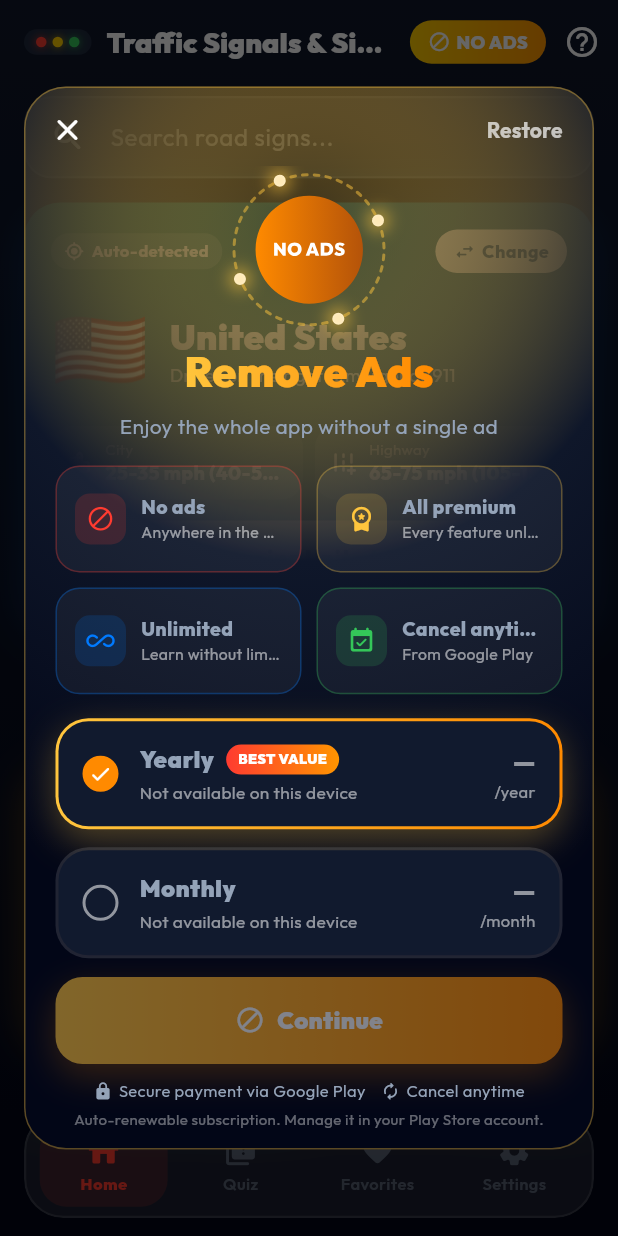
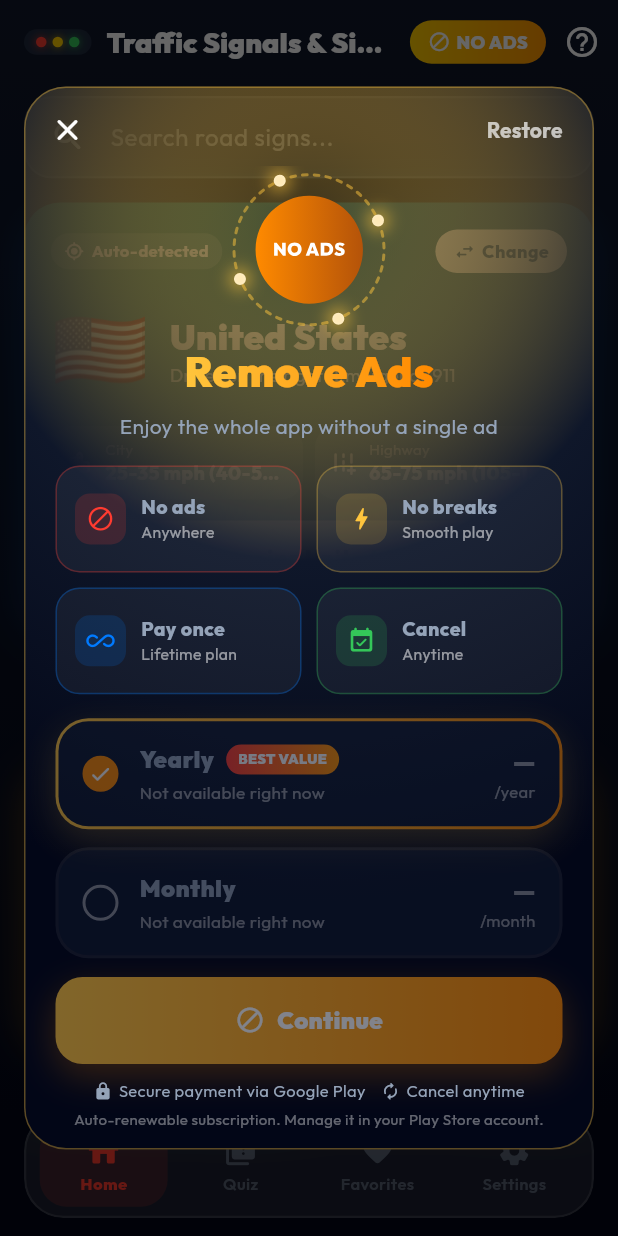
Before and after one commit to andsayem/Traffic-Signals-OffsApps, a Flutter app: the screen it shows after launch, after a tap on "Skip", after a tap on "NO ADS", on a phone screen of 412 x 824 dp. Run offline on Flutter 3.47's test engine with Material 3 defaults, Android fonts, the phone set to English and light mode, and no system bars; our stand-ins replace google_fonts, google_mobile_ads, in_app_purchase, share_plus, shared_preferences, upgrader; missing offline and left inert: in_app_purchase_android; network calls fail; statements that could not run were skipped.

Commit message:
Add lifetime remove-ads purchase and bump to 1.1.6+19
- Sell Remove Ads as monthly/yearly subscriptions plus a one-time
  `lifetime` product; re-check owned purchases with queryPastPurchases
  on every start so ads return when a subscription lapses.
- Paywall: add Lifetime plan card, dim plans Play doesn't return,
  let the badge wrap instead of overlapping long local prices,
  shorten feature tile text.
- Prefer the subscription base plan (no offer id) when Play returns
  several entries, so the paywall price matches the purchase sheet.
- Optional product logging behind --dart-define=IAP_DEBUG=true
  (off by default).

Co-Authored-By: Claude Opus 5.5 <noreply@anthropic.com>

```diff
--- a/lib/providers/subscription_provider.dart
+++ b/lib/providers/subscription_provider.dart
@@ -33,6 +33,8 @@ class SubscriptionProvider with ChangeNotifier {
       _service.productFor(SubscriptionIds.monthly);
   ProductDetails? get yearlyProduct =>
       _service.productFor(SubscriptionIds.yearly);
+  ProductDetails? get lifetimeProduct =>
+      _service.productFor(SubscriptionIds.lifetime);
 
   Future<void> _init() async {
     await _service.init();
--- a/lib/screens/subscription_screen.dart
+++ b/lib/screens/subscription_screen.dart
@@ -37,27 +37,17 @@ class _SubscriptionScreenState extends State<SubscriptionScreen> {
   bool _hasClosedForSuccess = false;
 
   static const _features = [
+    ('No ads', 'Anywhere', Icons.block_rounded, ThemeConstants.signalRed),
+    ('No breaks', 'Smooth play', Icons.bolt_rounded, _gold),
     (
-      'No ads',
-      'Anywhere in the app',
-      Icons.block_rounded,
-      ThemeConstants.signalRed,
-    ),
-    (
-      'All premium',
-      'Every feature unlocked',
-      Icons.workspace_premium_rounded,
-      _gold,
-    ),
-    (
-      'Unlimited',
-      'Learn without limits',
+      'Pay once',
+      'Lifetime plan',
       Icons.all_inclusive_rounded,
       ThemeConstants.signalBlue,
     ),
     (
-      'Cancel anytime',
-      'From Google Play',
+      'Cancel',
+      'Anytime',
       Icons.event_available_rounded,
       ThemeConstants.signalGreen,
     ),
@@ -197,9 +187,12 @@ class _SubscriptionScreenState extends State<SubscriptionScreen> {
     SubscriptionProvider provider,
     bool isDark,
   ) {
-    final selectedProduct = _selectedPlan == SubscriptionIds.yearly
-        ? provider.yearlyProduct
-        : provider.monthlyProduct;
+    final selectedProduct = switch (_selectedPlan) {
+      SubscriptionIds.yearly => provider.yearlyProduct,
+      SubscriptionIds.lifetime => provider.lifetimeProduct,
+      _ => provider.monthlyProduct,
+    };
+    final isLifetime = _selectedPlan == SubscriptionIds.lifetime;
     final secondary = isDark
         ? ThemeConstants.darkTextSecondary
         : ThemeConstants.lightTextSecondary;
@@ -307,6 +300,22 @@ class _SubscriptionScreenState extends State<SubscriptionScreen> {
                       ),
                     ),
                   ),
+                  const SizedBox(height: 12),
+                  FadeSlideIn(
+                    index: 7,
+                    child: _PlanCard(
+                      label: 'Lifetime',
+                      badge: 'PAY ONCE',
+                      product: provider.lifetimeProduct,
+                      periodSuffix: 'one time',
+                      perMonth: 'No ads forever, no renewals',
+                      selected: _selectedPlan == SubscriptionIds.lifetime,
+                      isDark: isDark,
+                      onTap: () => setState(
+                        () => _selectedPlan = SubscriptionIds.lifetime,
+                      ),
+                    ),
+                  ),
                 ],
 
                 if (provider.error != null) ...[
@@ -354,10 +363,16 @@ class _SubscriptionScreenState extends State<SubscriptionScreen> {
                       style: TextStyle(fontSize: 11, color: secondary),
                     ),
                     const SizedBox(width: 10),
-                    Icon(Icons.autorenew_rounded, size: 13, color: secondary),
+                    Icon(
+                      isLifetime
+                          ? Icons.all_inclusive_rounded
+                          : Icons.autorenew_rounded,
+                      size: 13,
+                      color: secondary,
+                    ),
                     const SizedBox(width: 4),
                     Text(
-                      'Cancel anytime',
+                      isLifetime ? 'One-time payment' : 'Cancel anytime',
                       style: TextStyle(fontSize: 11, color: secondary),
                     ),
                   ],
@@ -365,7 +380,9 @@ class _SubscriptionScreenState extends State<SubscriptionScreen> {
               ),
               const SizedBox(height: 4),
               Text(
-                'Auto-renewable subscription. Manage it in your Play Store account.',
+                isLifetime
+                    ? 'One-time purchase. Ads stay off for good on this Google account.'
+                    : 'Auto-renewable subscription. Manage it in your Play Store account.',
                 textAlign: TextAlign.center,
                 style: TextStyle(
                   fontSize: 10,
@@ -632,7 +649,11 @@ class _PlanCard extends StatelessWidget {
     final available = product != null;
     final muted = isDark ? Colors.white54 : Colors.black45;
 
-    return GestureDetector(
+    return Opacity(
+      // A plan Play didn't return (inactive or not set up) can't be bought,
+      // so it must not look tappable.
+      opacity: available ? 1 : 0.45,
+      child: GestureDetector(
         onTap: available ? onTap : null,
         child: AnimatedContainer(
           duration: const Duration(milliseconds: 300),
@@ -687,7 +708,13 @@ class _PlanCard extends StatelessWidget {
                   child: Column(
                     crossAxisAlignment: CrossAxisAlignment.start,
                     children: [
-                    Row(
+                      // Wrap, not Row: on narrow phones with a long local
+                      // price the badge moves under the label instead of
+                      // overlapping the price.
+                      Wrap(
+                        spacing: 8,
+                        runSpacing: 4,
+                        crossAxisAlignment: WrapCrossAlignment.center,
                         children: [
                           Text(
                             label,
@@ -697,7 +724,6 @@ class _PlanCard extends StatelessWidget {
                             ),
                           ),
                           if (badge != null) ...[
-                          const SizedBox(width: 8),
                             Container(
                               padding: const EdgeInsets.symmetric(
                                 horizontal: 8,
@@ -726,7 +752,7 @@ class _PlanCard extends StatelessWidget {
                       ),
                       const SizedBox(height: 3),
                       Text(
-                      available ? perMonth : 'Not available on this device',
+                        available ? perMonth : 'Not available right now',
                         style: TextStyle(fontSize: 11.5, color: muted),
                       ),
                     ],
@@ -751,6 +777,7 @@ class _PlanCard extends StatelessWidget {
                   ],
                 ),
               ],
+            ),
           ),
         ),
       ),
--- a/pubspec.yaml
+++ b/pubspec.yaml
@@ -16,7 +16,7 @@ publish_to: 'none' # Remove this line if you wish to publish to pub.dev
 # https://developer.apple.com/library/archive/documentation/General/Reference/InfoPlistKeyReference/Articles/CoreFoundationKeys.html
 # In Windows, build-name is used as the major, minor, and patch parts
 # of the product and file versions while build-number is used as the build suffix.
-version: 1.1.5+18
+version: 1.1.6+19
 
 environment:
   sdk: ^3.11.5
@@ -46,6 +46,7 @@ dependencies:
   admob_kit:
     path: packages/admob_kit
   in_app_purchase: ^3.3.0
+  in_app_purchase_android: ^0.5.3
 
 flutter_icons:
   ios: true
```
Also changed, not shown: lib/services/purchase_service.dart (+129 -21 lines), pubspec.lock. Lines whose indentation alone changed are shown as unchanged.
